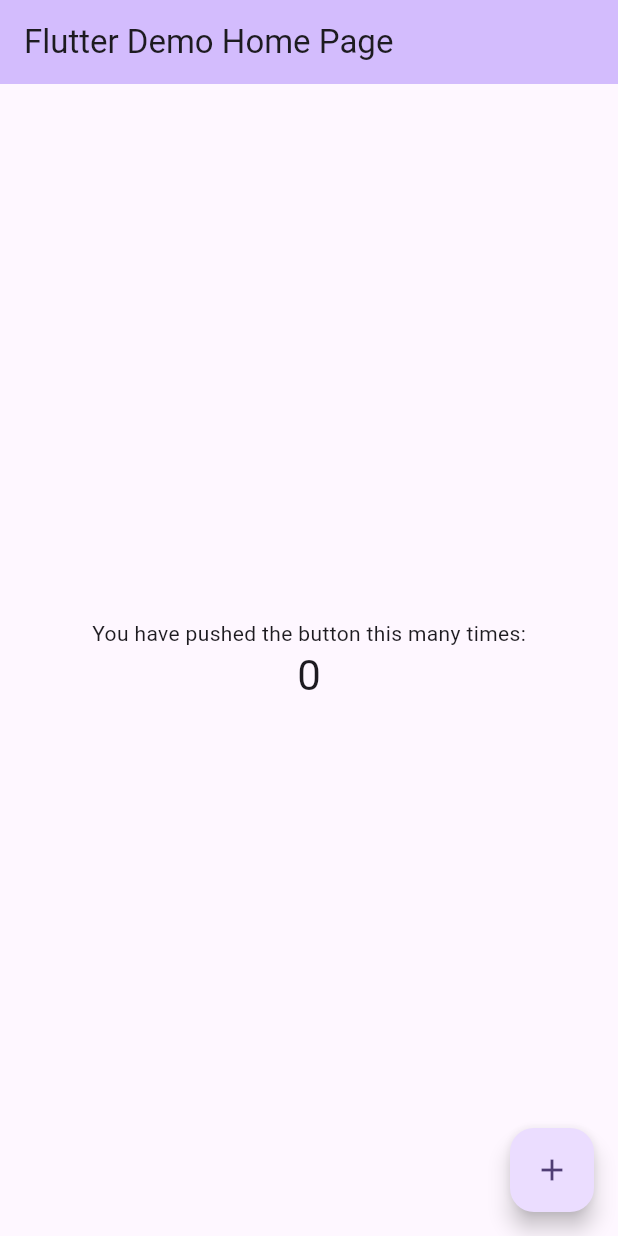
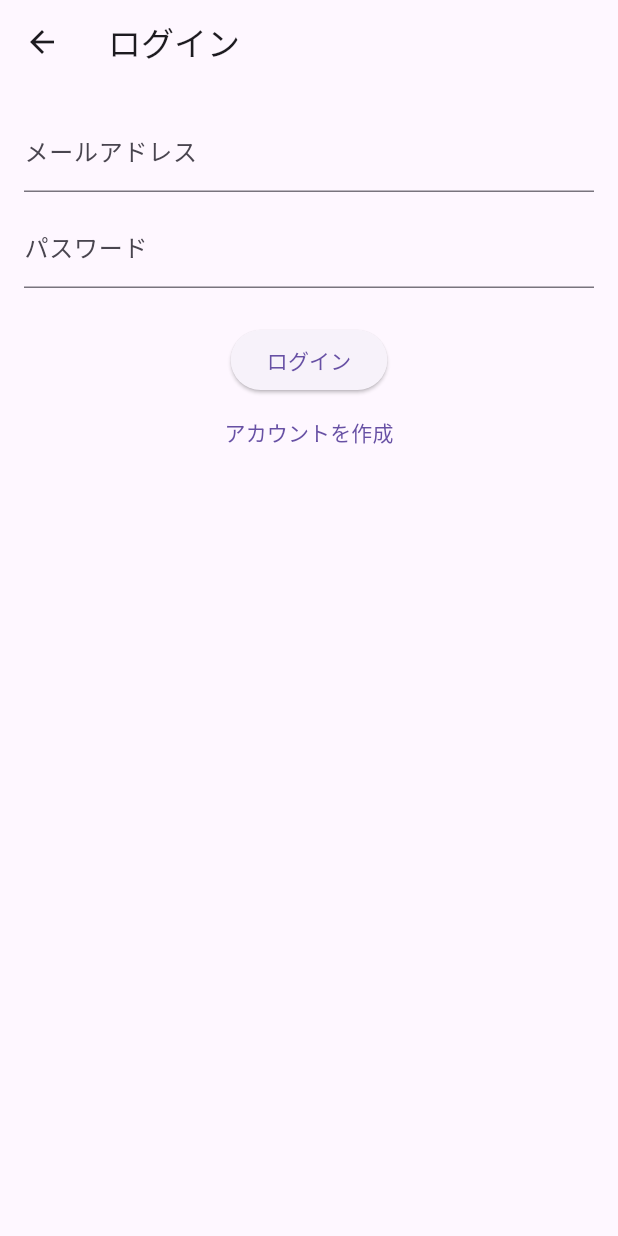
Before and after one commit to uto96315/yamekaku, a Flutter app: the screen it shows after launch, on a phone screen of 412 x 824 dp. Run offline on Flutter 3.47's test engine with Material 3 defaults, Android fonts, the phone set to English and light mode, and no system bars; our stand-ins replace firebase_auth, firebase_core, flutter_riverpod, go_router; accounts and stored records are empty.

Commit message:
初期設定

```diff
--- /dev/null
+++ b/lib/app.dart
@@ -0,0 +1,16 @@
+import 'package:flutter/material.dart';
+import 'core/router.dart';
+
+class App extends StatelessWidget {
+  const App({super.key});
+
+  @override
+  Widget build(BuildContext context) {
+    return MaterialApp.router(
+      title: 'Yamekaku MVP',
+      routerConfig: router,
+      debugShowCheckedModeBanner: false,
+      theme: ThemeData(useMaterial3: true),
+    );
+  }
+}
--- /dev/null
+++ b/lib/core/router.dart
@@ -0,0 +1,18 @@
+import 'package:go_router/go_router.dart';
+import 'package:flutter/material.dart';
+import '../presentation/pages/auth_gate.dart';
+import '../presentation/pages/login_page.dart';
+import '../presentation/pages/home_page.dart';
+
+final router = GoRouter(
+  routes: [
+    GoRoute(
+      path: '/',
+      builder: (c, s) => const AuthGate(),
+      routes: [
+        GoRoute(path: 'login', builder: (c, s) => const LoginPage()),
+        GoRoute(path: 'home', builder: (c, s) => const HomePage()),
+      ],
+    ),
+  ],
+);
--- a/lib/main.dart
+++ b/lib/main.dart
@@ -1,122 +1,11 @@
 import 'package:flutter/material.dart';
+import 'package:flutter_riverpod/flutter_riverpod.dart';
+import 'package:firebase_core/firebase_core.dart';
+import 'firebase_options.dart';
+import 'app.dart';
 
-void main() {
-  runApp(const MyApp());
+Future<void> main() async {
+  WidgetsFlutterBinding.ensureInitialized();
+  await Firebase.initializeApp(options: DefaultFirebaseOptions.currentPlatform);
+  runApp(const ProviderScope(child: App()));
 }
-
-class MyApp extends StatelessWidget {
-  const MyApp({super.key});
-
-  // This widget is the root of your application.
-  @override
-  Widget build(BuildContext context) {
-    return MaterialApp(
-      title: 'Flutter Demo',
-      theme: ThemeData(
-        // This is the theme of your application.
-        //
-        // TRY THIS: Try running your application with "flutter run". You'll see
-        // the application has a purple toolbar. Then, without quitting the app,
-        // try changing the seedColor in the colorScheme below to Colors.green
-        // and then invoke "hot reload" (save your changes or press the "hot
-        // reload" button in a Flutter-supported IDE, or press "r" if you used
-        // the command line to start the app).
-        //
-        // Notice that the counter didn't reset back to zero; the application
-        // state is not lost during the reload. To reset the state, use hot
-        // restart instead.
-        //
-        // This works for code too, not just values: Most code changes can be
-        // tested with just a hot reload.
-        colorScheme: ColorScheme.fromSeed(seedColor: Colors.deepPurple),
-      ),
-      home: const MyHomePage(title: 'Flutter Demo Home Page'),
-    );
-  }
-}
-
-class MyHomePage extends StatefulWidget {
-  const MyHomePage({super.key, required this.title});
-
-  // This widget is the home page of your application. It is stateful, meaning
-  // that it has a State object (defined below) that contains fields that affect
-  // how it looks.
-
-  // This class is the configuration for the state. It holds the values (in this
-  // case the title) provided by the parent (in this case the App widget) and
-  // used by the build method of the State. Fields in a Widget subclass are
-  // always marked "final".
-
-  final String title;
-
-  @override
-  State<MyHomePage> createState() => _MyHomePageState();
-}
-
-class _MyHomePageState extends State<MyHomePage> {
-  int _counter = 0;
-
-  void _incrementCounter() {
-    setState(() {
-      // This call to setState tells the Flutter framework that something has
-      // changed in this State, which causes it to rerun the build method below
-      // so that the display can reflect the updated values. If we changed
-      // _counter without calling setState(), then the build method would not be
-      // called again, and so nothing would appear to happen.
-      _counter++;
-    });
-  }
-
-  @override
-  Widget build(BuildContext context) {
-    // This method is rerun every time setState is called, for instance as done
-    // by the _incrementCounter method above.
-    //
-    // The Flutter framework has been optimized to make rerunning build methods
-    // fast, so that you can just rebuild anything that needs updating rather
-    // than having to individually change instances of widgets.
-    return Scaffold(
-      appBar: AppBar(
-        // TRY THIS: Try changing the color here to a specific color (to
-        // Colors.amber, perhaps?) and trigger a hot reload to see the AppBar
-        // change color while the other colors stay the same.
-        backgroundColor: Theme.of(context).colorScheme.inversePrimary,
-        // Here we take the value from the MyHomePage object that was created by
-        // the App.build method, and use it to set our appbar title.
-        title: Text(widget.title),
-      ),
-      body: Center(
-        // Center is a layout widget. It takes a single child and positions it
-        // in the middle of the parent.
-        child: Column(
-          // Column is also a layout widget. It takes a list of children and
-          // arranges them vertically. By default, it sizes itself to fit its
-          // children horizontally, and tries to be as tall as its parent.
-          //
-          // Column has various properties to control how it sizes itself and
-          // how it positions its children. Here we use mainAxisAlignment to
-          // center the children vertically; the main axis here is the vertical
-          // axis because Columns are vertical (the cross axis would be
-          // horizontal).
-          //
-          // TRY THIS: Invoke "debug painting" (choose the "Toggle Debug Paint"
-          // action in the IDE, or press "p" in the console), to see the
-          // wireframe for each widget.
-          mainAxisAlignment: MainAxisAlignment.center,
-          children: <Widget>[
-            const Text('You have pushed the button this many times:'),
-            Text(
-              '$_counter',
-              style: Theme.of(context).textTheme.headlineMedium,
-            ),
-          ],
-        ),
-      ),
-      floatingActionButton: FloatingActionButton(
-        onPressed: _incrementCounter,
-        tooltip: 'Increment',
-        child: const Icon(Icons.add),
-      ), // This trailing comma makes auto-formatting nicer for build methods.
-    );
-  }
-}
--- /dev/null
+++ b/lib/presentation/pages/login_page.dart
@@ -0,0 +1,59 @@
+import 'package:flutter/material.dart';
+import 'package:flutter_riverpod/flutter_riverpod.dart';
+import '../../../application/auth_controller.dart';
+
+class LoginPage extends ConsumerStatefulWidget {
+  const LoginPage({super.key});
+  @override
+  ConsumerState<LoginPage> createState() => _LoginPageState();
+}
+
+class _LoginPageState extends ConsumerState<LoginPage> {
+  final _email = TextEditingController();
+  final _pw = TextEditingController();
+  bool _isLogin = true;
+  String? _error;
+
+  @override
+  Widget build(BuildContext context) {
+    final auth = ref.read(authControllerProvider);
+
+    return Scaffold(
+      appBar: AppBar(title: Text(_isLogin ? 'ログイン' : '新規登録')),
+      body: Padding(
+        padding: const EdgeInsets.all(16),
+        child: Column(
+          children: [
+            TextField(
+              controller: _email,
+              decoration: const InputDecoration(labelText: 'メールアドレス'),
+            ),
+            const SizedBox(height: 8),
+            TextField(
+              controller: _pw,
+              decoration: const InputDecoration(labelText: 'パスワード'),
+              obscureText: true,
+            ),
+            const SizedBox(height: 16),
+            if (_error != null)
+              Text(_error!, style: const TextStyle(color: Colors.red)),
+            const SizedBox(height: 8),
+            ElevatedButton(
+              onPressed: () async {
+                final e = _isLogin
+                    ? await auth.signIn(_email.text.trim(), _pw.text.trim())
+                    : await auth.signUp(_email.text.trim(), _pw.text.trim());
+                setState(() => _error = e);
+              },
+              child: Text(_isLogin ? 'ログイン' : '登録'),
+            ),
+            TextButton(
+              onPressed: () => setState(() => _isLogin = !_isLogin),
+              child: Text(_isLogin ? 'アカウントを作成' : 'ログインに切替'),
+            ),
+          ],
+        ),
+      ),
+    );
+  }
+}
```
Also changed, not shown: lib/application/auth_controller.dart (added, +40 -0 lines), lib/data/ auth_repository.dart (added, +26 -0 lines), lib/presentation/pages/auth_gate.dart (added, +37 -0 lines), lib/presentation/pages/home_page.dart (added, +25 -0 lines), pubspec.yaml (+10 -69 lines), firebase.json (added), lib/firebase_options.dart (added), pubspec.lock, 10 other files.
